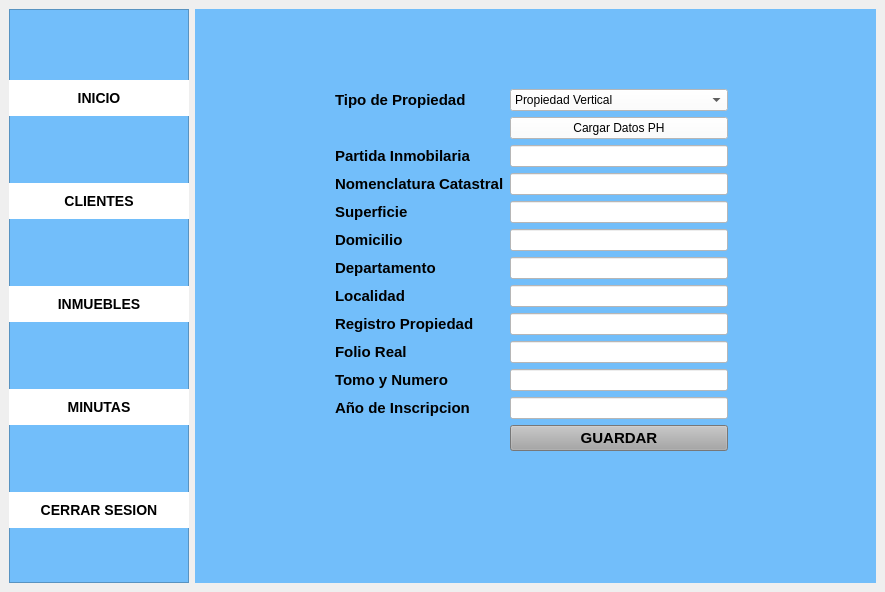
Old version of the form ui/menu.ui in the repository FacuMillo35/digitalizacion_minutas.
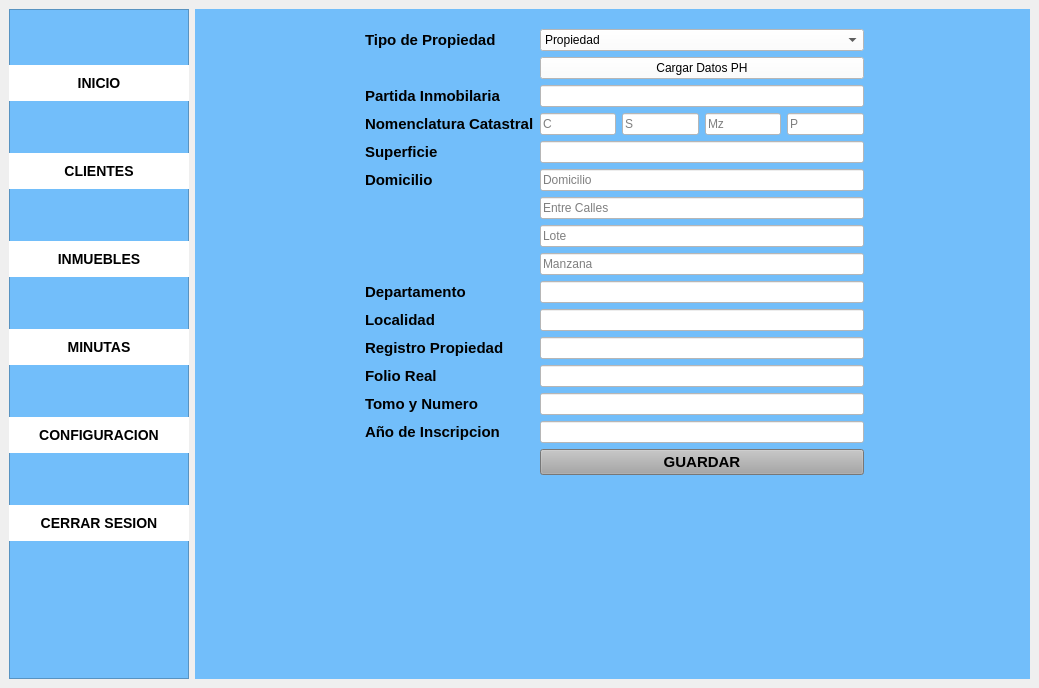
New version of the form. The open tabs and pages were chosen to show the change.

Commit message: subo ultimas actualizaciones

Diff of the .ui file:
```diff
--- a/ui/menu.ui
+++ b/ui/menu.ui
@@ -6,8 +6,8 @@
    <rect>
     <x>0</x>
     <y>0</y>
-    <width>885</width>
-    <height>592</height>
+    <width>1039</width>
+    <height>688</height>
    </rect>
   </property>
   <property name="windowTitle">
@@ -204,6 +204,35 @@
           </property>
          </widget>
         </item>
+        <item>
+         <widget class="QPushButton" name="btn_configuracion">
+          <property name="minimumSize">
+           <size>
+            <width>200</width>
+            <height>0</height>
+           </size>
+          </property>
+          <property name="maximumSize">
+           <size>
+            <width>200</width>
+            <height>16777215</height>
+           </size>
+          </property>
+          <property name="font">
+           <font>
+            <pointsize>-1</pointsize>
+            <weight>75</weight>
+            <bold>true</bold>
+           </font>
+          </property>
+          <property name="styleSheet">
+           <string notr="true">background-color: rgb(255, 255, 255);</string>
+          </property>
+          <property name="text">
+           <string>CONFIGURACION</string>
+          </property>
+         </widget>
+        </item>
         <item>
          <widget class="QPushButton" name="btn_cerrar">
           <property name="minimumSize">
@@ -586,13 +615,56 @@
        <widget class="QWidget" name="formLayoutWidget">
         <property name="geometry">
          <rect>
-          <x>140</x>
-          <y>80</y>
-          <width>393</width>
-          <height>394</height>
+          <x>170</x>
+          <y>20</y>
+          <width>499</width>
+          <height>512</height>
          </rect>
         </property>
         <layout class="QFormLayout" name="formLayout_2">
+         <item row="0" column="0">
+          <widget class="QLabel" name="label_14">
+           <property name="font">
+            <font>
+             <pointsize>11</pointsize>
+             <weight>75</weight>
+             <bold>true</bold>
+            </font>
+           </property>
+           <property name="text">
+            <string>Tipo de Propiedad</string>
+           </property>
+          </widget>
+         </item>
+         <item row="0" column="1">
+          <widget class="QComboBox" name="cmb_tipo_propiedad">
+           <property name="styleSheet">
+            <string notr="true">background-color: rgb(255, 255, 255);
+color: rgb(0, 0, 0);</string>
+           </property>
+           <item>
+            <property name="text">
+             <string>Propiedad</string>
+            </property>
+           </item>
+           <item>
+            <property name="text">
+             <string>Propiedad Horizontal</string>
+            </property>
+           </item>
+          </widget>
+         </item>
+         <item row="1" column="1">
+          <widget class="QPushButton" name="btn_datos_ph">
+           <property name="styleSheet">
+            <string notr="true">background-color: rgb(255, 255, 255);
+color: rgb(0, 0, 0);</string>
+           </property>
+           <property name="text">
+            <string>Cargar Datos PH</string>
+           </property>
+          </widget>
+         </item>
          <item row="2" column="0">
           <widget class="QLabel" name="label_11">
            <property name="font">
@@ -629,14 +701,6 @@
            </property>
           </widget>
          </item>
-         <item row="3" column="1">
-          <widget class="QLineEdit" name="txt_nomenclatura">
-           <property name="styleSheet">
-            <string notr="true">color: rgb(0, 0, 0);
-background-color: rgb(255, 255, 255);</string>
-           </property>
-          </widget>
-         </item>
          <item row="4" column="0">
           <widget class="QLabel" name="label_15">
            <property name="font">
@@ -679,9 +743,45 @@
             <string notr="true">color: rgb(0, 0, 0);
 background-color: rgb(255, 255, 255);</string>
            </property>
+           <property name="placeholderText">
+            <string>Domicilio</string>
+           </property>
           </widget>
          </item>
-         <item row="6" column="0">
+         <item row="6" column="1">
+          <widget class="QLineEdit" name="txt_inmueble_entre_calles">
+           <property name="styleSheet">
+            <string notr="true">background-color: rgb(255, 255, 255);
+color: rgb(0, 0, 0);</string>
+           </property>
+           <property name="placeholderText">
+            <string>Entre Calles</string>
+           </property>
+          </widget>
+         </item>
+         <item row="7" column="1">
+          <widget class="QLineEdit" name="txt_inmueble_lote">
+           <property name="styleSheet">
+            <string notr="true">background-color: rgb(255, 255, 255);
+color: rgb(0, 0, 0);</string>
+           </property>
+           <property name="placeholderText">
+            <string>Lote</string>
+           </property>
+          </widget>
+         </item>
+         <item row="8" column="1">
+          <widget class="QLineEdit" name="txt_inmueble_manzana">
+           <property name="styleSheet">
+            <string notr="true">background-color: rgb(255, 255, 255);
+color: rgb(0, 0, 0);</string>
+           </property>
+           <property name="placeholderText">
+            <string>Manzana</string>
+           </property>
+          </widget>
+         </item>
+         <item row="9" column="0">
           <widget class="QLabel" name="label_17">
            <property name="font">
             <font>
@@ -695,7 +795,7 @@
            </property>
           </widget>
          </item>
-         <item row="6" column="1">
+         <item row="9" column="1">
           <widget class="QLineEdit" name="txt_depto">
            <property name="styleSheet">
             <string notr="true">color: rgb(0, 0, 0);
@@ -703,7 +803,7 @@
            </property>
           </widget>
          </item>
-         <item row="7" column="0">
+         <item row="10" column="0">
           <widget class="QLabel" name="label_18">
            <property name="font">
             <font>
@@ -717,7 +817,7 @@
            </property>
           </widget>
          </item>
-         <item row="7" column="1">
+         <item row="10" column="1">
           <widget class="QLineEdit" name="txt_localidad_inm">
            <property name="styleSheet">
             <string notr="true">color: rgb(0, 0, 0);
@@ -725,7 +825,7 @@
            </property>
           </widget>
          </item>
-         <item row="8" column="0">
+         <item row="11" column="0">
           <widget class="QLabel" name="label_19">
            <property name="font">
             <font>
@@ -739,7 +839,7 @@
            </property>
           </widget>
          </item>
-         <item row="8" column="1">
+         <item row="11" column="1">
           <widget class="QLineEdit" name="txt_registro">
            <property name="styleSheet">
             <string notr="true">color: rgb(0, 0, 0);
@@ -747,7 +847,7 @@
            </property>
           </widget>
          </item>
-         <item row="10" column="0">
+         <item row="13" column="0">
           <widget class="QLabel" name="label_20">
            <property name="font">
             <font>
@@ -761,7 +861,7 @@
            </property>
           </widget>
          </item>
-         <item row="10" column="1">
+         <item row="13" column="1">
           <widget class="QLineEdit" name="txt_folio_real">
            <property name="styleSheet">
             <string notr="true">color: rgb(0, 0, 0);
@@ -769,7 +869,7 @@
            </property>
           </widget>
          </item>
-         <item row="11" column="0">
+         <item row="14" column="0">
           <widget class="QLabel" name="label_21">
            <property name="font">
             <font>
@@ -783,7 +883,7 @@
            </property>
           </widget>
          </item>
-         <item row="11" column="1">
+         <item row="14" column="1">
           <widget class="QLineEdit" name="txt_tomo_numero">
            <property name="styleSheet">
             <string notr="true">color: rgb(0, 0, 0);
@@ -791,7 +891,7 @@
            </property>
           </widget>
          </item>
-         <item row="12" column="0">
+         <item row="15" column="0">
           <widget class="QLabel" name="label_22">
            <property name="font">
             <font>
@@ -805,7 +905,7 @@
            </property>
           </widget>
          </item>
-         <item row="12" column="1">
+         <item row="15" column="1">
           <widget class="QLineEdit" name="txt_anio">
            <property name="styleSheet">
             <string notr="true">color: rgb(0, 0, 0);
@@ -813,7 +913,7 @@
            </property>
           </widget>
          </item>
-         <item row="13" column="1">
+         <item row="16" column="1">
           <widget class="QPushButton" name="btn_guardar_inmueble">
            <property name="font">
             <font>
@@ -831,48 +931,53 @@
            </property>
           </widget>
          </item>
-         <item row="0" column="1">
-          <widget class="QComboBox" name="cmb_tipo_propiedad">
-           <property name="styleSheet">
-            <string notr="true">background-color: rgb(255, 255, 255);
+         <item row="3" column="1">
+          <layout class="QGridLayout" name="nomenclatura">
+           <item row="0" column="3">
+            <widget class="QLineEdit" name="txt_nom_parcela">
+             <property name="styleSheet">
+              <string notr="true">background-color: rgb(255, 255, 255);
 color: rgb(0, 0, 0);</string>
-           </property>
-           <item>
-            <property name="text">
-             <string>Propiedad Vertical</string>
-            </property>
+             </property>
+             <property name="placeholderText">
+              <string>P</string>
+             </property>
+            </widget>
            </item>
-           <item>
-            <property name="text">
-             <string>Propiedad Horizontal</string>
-            </property>
+           <item row="0" column="2">
+            <widget class="QLineEdit" name="txt_nom_manzana">
+             <property name="styleSheet">
+              <string notr="true">background-color: rgb(255, 255, 255);
+color: rgb(0, 0, 0);</string>
+             </property>
+             <property name="placeholderText">
+              <string>Mz</string>
+             </property>
+            </widget>
            </item>
-          </widget>
-         </item>
-         <item row="0" column="0">
-          <widget class="QLabel" name="label_14">
-           <property name="font">
-            <font>
-             <pointsize>11</pointsize>
-             <weight>75</weight>
-             <bold>true</bold>
-            </font>
-           </property>
-           <property name="text">
-            <string>Tipo de Propiedad</string>
-           </property>
-          </widget>
-         </item>
-         <item row="1" column="1">
-          <widget class="QPushButton" name="btn_datos_ph">
-           <property name="styleSheet">
-            <string notr="true">background-color: rgb(255, 255, 255);
+           <item row="0" column="0">
+            <widget class="QLineEdit" name="txt_nom_circunscripcion">
+             <property name="styleSheet">
+              <string notr="true">background-color: rgb(255, 255, 255);
 color: rgb(0, 0, 0);</string>
-           </property>
-           <property name="text">
-            <string>Cargar Datos PH</string>
-           </property>
-          </widget>
+             </property>
+             <property name="placeholderText">
+              <string>C</string>
+             </property>
+            </widget>
+           </item>
+           <item row="0" column="1">
+            <widget class="QLineEdit" name="txt_nom_seccion">
+             <property name="styleSheet">
+              <string notr="true">background-color: rgb(255, 255, 255);
+color: rgb(0, 0, 0);</string>
+             </property>
+             <property name="placeholderText">
+              <string>S</string>
+             </property>
+            </widget>
+           </item>
+          </layout>
          </item>
         </layout>
        </widget>
```
Left out of the diff: 189 changed lines with no effect on the pictures. The commit also changes 2 other files.
